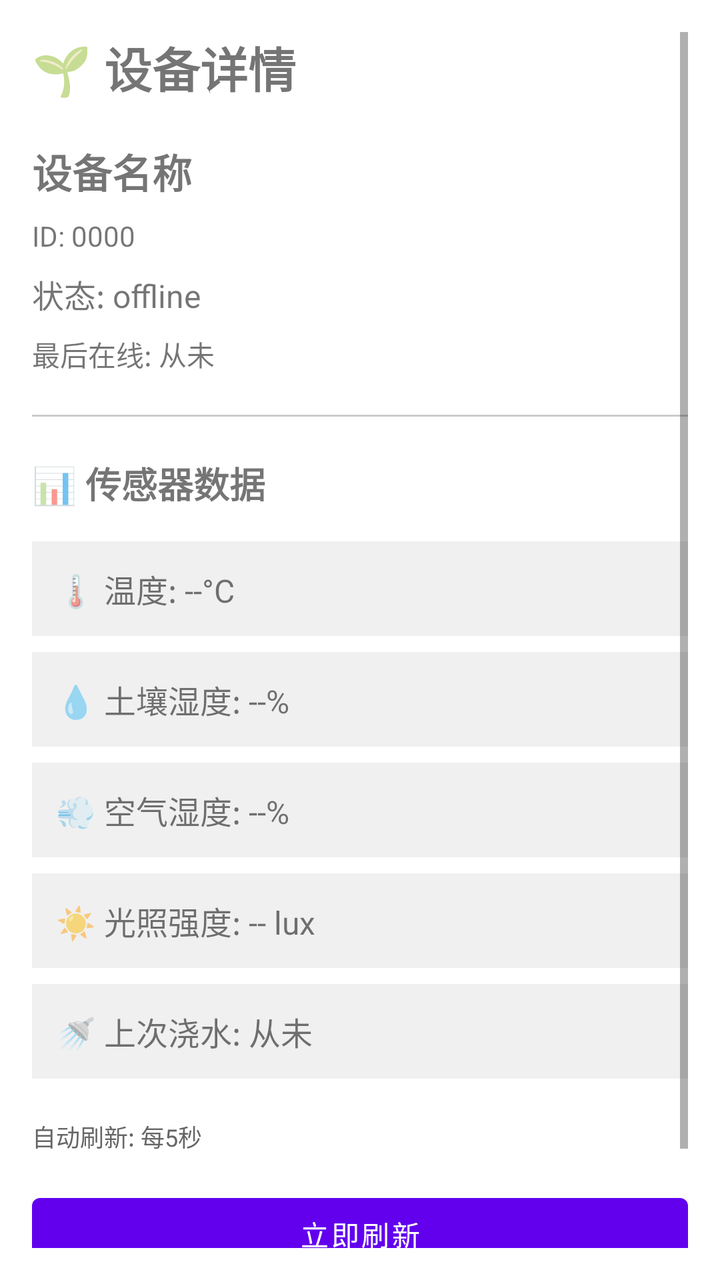
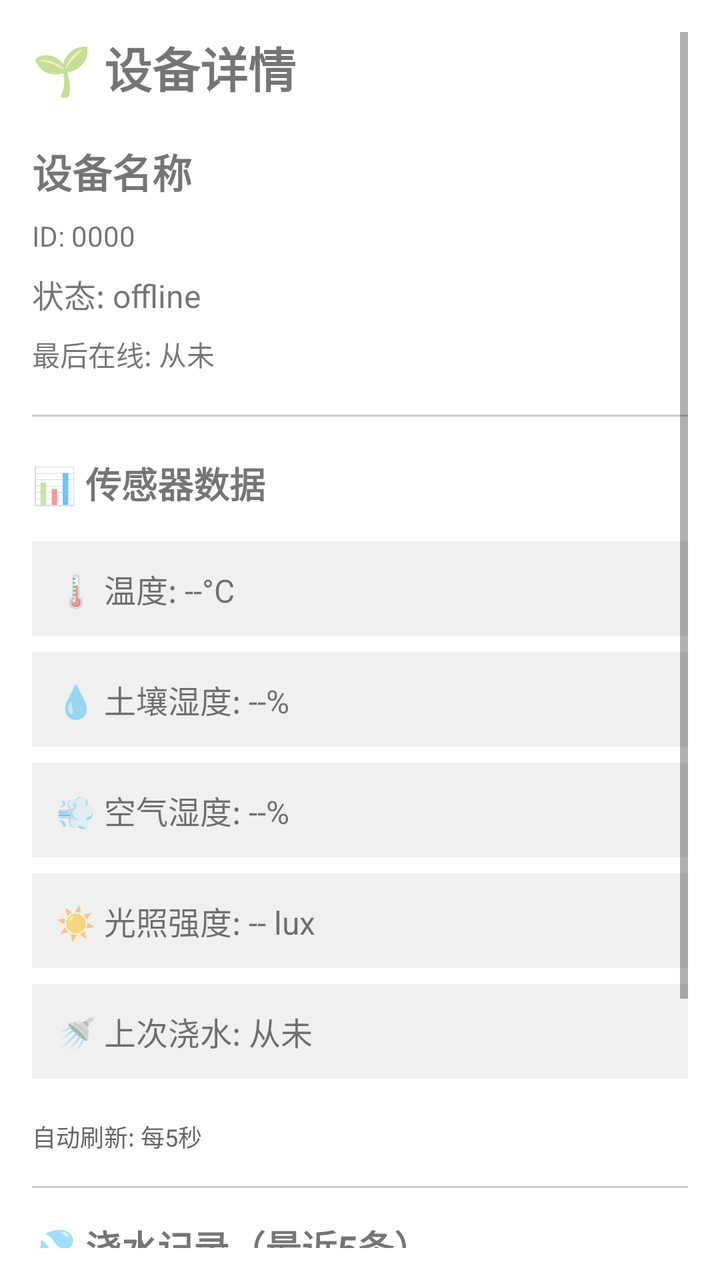

An Android layout rendered at two revisions. The XML below is the earlier revision; the diff shows what the commit changed to produce the second picture.
<!-- AndroidManifest.xml: application theme Theme.Plantbutlerandroid -->
<!-- res/layout/activity_device_detail.xml -->
<?xml version="1.0" encoding="utf-8"?>
<ScrollView xmlns:android="http://schemas.android.com/apk/res/android"
    android:layout_width="match_parent"
    android:layout_height="match_parent"
    android:padding="16dp">

    <LinearLayout
        android:layout_width="match_parent"
        android:layout_height="wrap_content"
        android:orientation="vertical">

        <TextView
            android:layout_width="wrap_content"
            android:layout_height="wrap_content"
            android:text="🌱 设备详情"
            android:textSize="24sp"
            android:textStyle="bold"
            android:layout_marginBottom="20dp" />

        <TextView
            android:id="@+id/textDeviceName"
            android:layout_width="match_parent"
            android:layout_height="wrap_content"
            android:text="设备名称"
            android:textSize="20sp"
            android:textStyle="bold"
            android:layout_marginBottom="8dp" />

        <TextView
            android:id="@+id/textDeviceId"
            android:layout_width="match_parent"
            android:layout_height="wrap_content"
            android:text="ID: 0000"
            android:textSize="14sp"
            android:layout_marginBottom="8dp" />

        <TextView
            android:id="@+id/textStatus"
            android:layout_width="match_parent"
            android:layout_height="wrap_content"
            android:text="状态: offline"
            android:textSize="16sp"
            android:layout_marginBottom="8dp" />

        <TextView
            android:id="@+id/textLastSeen"
            android:layout_width="match_parent"
            android:layout_height="wrap_content"
            android:text="最后在线: 从未"
            android:textSize="14sp"
            android:layout_marginBottom="20dp" />

        <View
            android:layout_width="match_parent"
            android:layout_height="1dp"
            android:background="#CCCCCC"
            android:layout_marginBottom="20dp" />

        <TextView
            android:layout_width="wrap_content"
            android:layout_height="wrap_content"
            android:text="📊 传感器数据"
            android:textSize="18sp"
            android:textStyle="bold"
            android:layout_marginBottom="16dp" />

        <TextView
            android:id="@+id/textTemperature"
            android:layout_width="match_parent"
            android:layout_height="wrap_content"
            android:text="🌡️ 温度: --°C"
            android:textSize="16sp"
            android:padding="12dp"
            android:background="#F0F0F0"
            android:layout_marginBottom="8dp" />

        <TextView
            android:id="@+id/textSoilHumidity"
            android:layout_width="match_parent"
            android:layout_height="wrap_content"
            android:text="💧 土壤湿度: --%"
            android:textSize="16sp"
            android:padding="12dp"
            android:background="#F0F0F0"
            android:layout_marginBottom="8dp" />

        <TextView
            android:id="@+id/textAirHumidity"
            android:layout_width="match_parent"
            android:layout_height="wrap_content"
            android:text="💨 空气湿度: --%"
            android:textSize="16sp"
            android:padding="12dp"
            android:background="#F0F0F0"
            android:layout_marginBottom="8dp" />

        <TextView
            android:id="@+id/textLightIntensity"
            android:layout_width="match_parent"
            android:layout_height="wrap_content"
            android:text="☀️ 光照强度: -- lux"
            android:textSize="16sp"
            android:padding="12dp"
            android:background="#F0F0F0"
            android:layout_marginBottom="8dp" />

        <TextView
            android:id="@+id/textLastWatering"
            android:layout_width="match_parent"
            android:layout_height="wrap_content"
            android:text="🚿 上次浇水: 从未"
            android:textSize="16sp"
            android:padding="12dp"
            android:background="#F0F0F0"
            android:layout_marginBottom="20dp" />

        <TextView
            android:layout_width="wrap_content"
            android:layout_height="wrap_content"
            android:text="自动刷新: 每5秒"
            android:textSize="12sp"
            android:textColor="#666666"
            android:layout_marginBottom="16dp" />

        <Button
            android:id="@+id/buttonRefresh"
            android:layout_width="match_parent"
            android:layout_height="wrap_content"
            android:text="立即刷新"
            android:layout_marginBottom="8dp" />

        <Button
            android:id="@+id/buttonBack"
            android:layout_width="match_parent"
            android:layout_height="wrap_content"
            android:text="返回设备列表" />

    </LinearLayout>

</ScrollView>
<!-- resources referenced by this layout -->
<resources>
  <style name="Theme.Plantbutlerandroid" parent="Theme.MaterialComponents.DayNight.DarkActionBar">
          
          <item name="colorPrimary">@color/purple_500</item>
          <item name="colorPrimaryVariant">@color/purple_700</item>
          <item name="colorOnPrimary">@color/white</item>
          
          <item name="colorSecondary">@color/teal_200</item>
          <item name="colorSecondaryVariant">@color/teal_700</item>
          <item name="colorOnSecondary">@color/black</item>
          
          <item name="android:statusBarColor">?attr/colorPrimaryVariant</item>
          
      </style>
  <color name="purple_500">#FF6200EE</color>
  <color name="purple_700">#FF3700B3</color>
  <color name="white">#FFFFFFFF</color>
  <color name="teal_200">#FF03DAC5</color>
  <color name="teal_700">#FF018786</color>
  <color name="black">#FF000000</color>
</resources>

<!-- the commit's change to res/layout/activity_device_detail.xml (unified diff, before → after) -->
@@ -122,6 +122,38 @@
             android:textColor="#666666"
             android:layout_marginBottom="16dp" />
 
+        
+        <View
+            android:layout_width="match_parent"
+            android:layout_height="1dp"
+            android:background="#CCCCCC"
+            android:layout_marginBottom="16dp" />
+
+        <TextView
+            android:layout_width="wrap_content"
+            android:layout_height="wrap_content"
+            android:text="💦 浇水记录（最近5条）"
+            android:textSize="18sp"
+            android:textStyle="bold"
+            android:layout_marginBottom="12dp" />
+
+        <LinearLayout
+            android:id="@+id/wateringRecordsContainer"
+            android:layout_width="match_parent"
+            android:layout_height="wrap_content"
+            android:orientation="vertical"
+            android:layout_marginBottom="16dp">
+
+            <TextView
+                android:layout_width="match_parent"
+                android:layout_height="wrap_content"
+                android:text="加载中..."
+                android:textSize="14sp"
+                android:textColor="#999999"
+                android:padding="8dp" />
+
+        </LinearLayout>
+
         <Button
             android:id="@+id/buttonRefresh"
             android:layout_width="match_parent"
